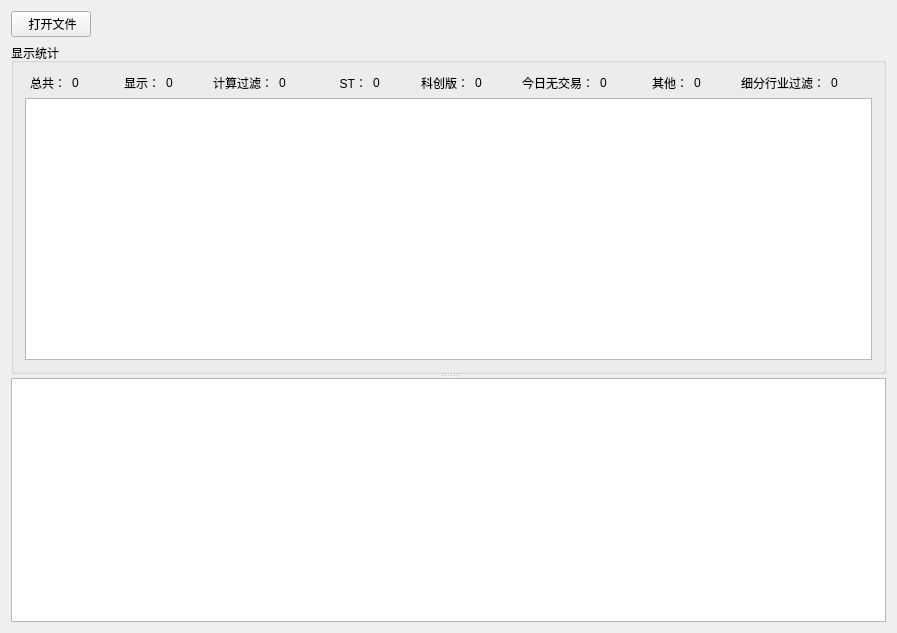
Before: the Qt Designer form BaGuaStock/BaGuaStock.ui in weiduolee/BaGuaStock, drawn with Qt 5.
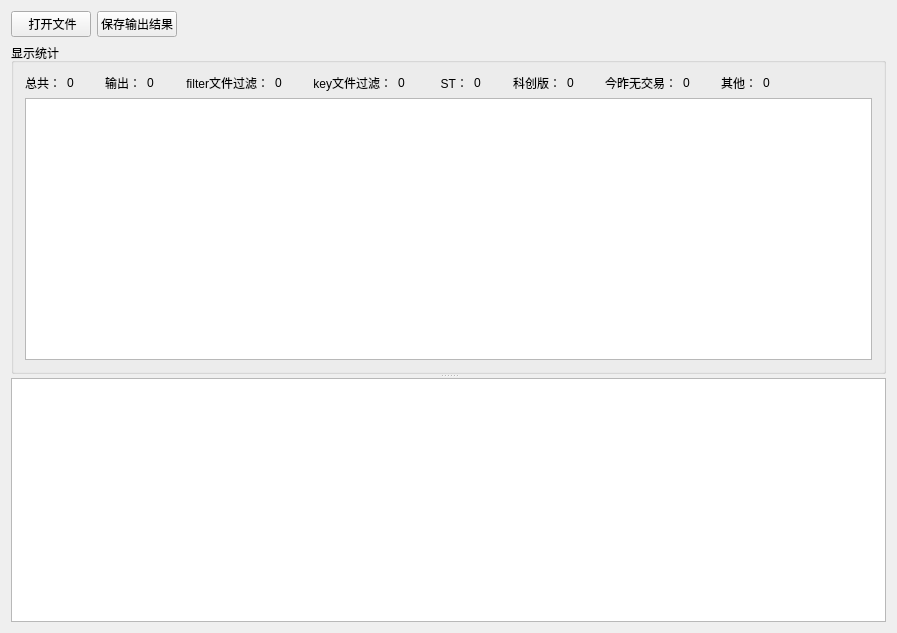
After: the same form once the commit is applied.

The edit to the form file:
```diff
--- a/BaGuaStock/BaGuaStock.ui
+++ b/BaGuaStock/BaGuaStock.ui
@@ -24,6 +24,13 @@
         </property>
        </widget>
       </item>
+      <item>
+       <widget class="QPushButton" name="pushButtonSave">
+        <property name="text">
+         <string>保存输出结果</string>
+        </property>
+       </widget>
+      </item>
       <item>
        <spacer name="horizontalSpacer">
         <property name="orientation">
@@ -61,7 +68,89 @@
         <string>显示统计</string>
        </property>
        <layout class="QGridLayout" name="gridLayout">
+        <item row="1" column="0" colspan="18">
+         <widget class="QTableWidget" name="tableWidgetDomain">
+          <property name="editTriggers">
+           <set>QAbstractItemView::NoEditTriggers</set>
+          </property>
+          <property name="sortingEnabled">
+           <bool>true</bool>
+          </property>
+         </widget>
+        </item>
+        <item row="0" column="15">
+         <widget class="QLabel" name="labelOther">
+          <property name="text">
+           <string>0</string>
+          </property>
+         </widget>
+        </item>
+        <item row="0" column="7">
+         <widget class="QLabel" name="labelKeyFile">
+          <property name="text">
+           <string>0</string>
+          </property>
+         </widget>
+        </item>
         <item row="0" column="8">
+         <widget class="QLabel" name="label_4">
+          <property name="text">
+           <string>ST：</string>
+          </property>
+          <property name="alignment">
+           <set>Qt::AlignRight|Qt::AlignTrailing|Qt::AlignVCenter</set>
+          </property>
+         </widget>
+        </item>
+        <item row="0" column="6">
+         <widget class="QLabel" name="label_3">
+          <property name="text">
+           <string>key文件过滤：</string>
+          </property>
+          <property name="alignment">
+           <set>Qt::AlignRight|Qt::AlignTrailing|Qt::AlignVCenter</set>
+          </property>
+         </widget>
+        </item>
+        <item row="0" column="1">
+         <widget class="QLabel" name="labelTotal">
+          <property name="text">
+           <string>0</string>
+          </property>
+         </widget>
+        </item>
+        <item row="0" column="11">
+         <widget class="QLabel" name="labelCreation">
+          <property name="text">
+           <string>0</string>
+          </property>
+         </widget>
+        </item>
+        <item row="0" column="3">
+         <widget class="QLabel" name="labelOutput">
+          <property name="text">
+           <string>0</string>
+          </property>
+         </widget>
+        </item>
+        <item row="0" column="14">
+         <widget class="QLabel" name="label_6">
+          <property name="text">
+           <string>其他：</string>
+          </property>
+          <property name="alignment">
+           <set>Qt::AlignRight|Qt::AlignTrailing|Qt::AlignVCenter</set>
+          </property>
+         </widget>
+        </item>
+        <item row="0" column="13">
+         <widget class="QLabel" name="labelNoBuy">
+          <property name="text">
+           <string>0</string>
+          </property>
+         </widget>
+        </item>
+        <item row="0" column="10">
          <widget class="QLabel" name="label_7">
           <property name="text">
            <string>科创版：</string>
@@ -71,23 +160,33 @@
           </property>
          </widget>
         </item>
+        <item row="0" column="9">
+         <widget class="QLabel" name="labelST">
+          <property name="text">
+           <string>0</string>
+          </property>
+         </widget>
+        </item>
+        <item row="0" column="12">
+         <widget class="QLabel" name="label_5">
+          <property name="text">
+           <string>今昨无交易：</string>
+          </property>
+          <property name="alignment">
+           <set>Qt::AlignRight|Qt::AlignTrailing|Qt::AlignVCenter</set>
+          </property>
+         </widget>
+        </item>
         <item row="0" column="2">
          <widget class="QLabel" name="label_2">
           <property name="text">
-           <string>显示：</string>
+           <string>输出：</string>
           </property>
           <property name="alignment">
            <set>Qt::AlignRight|Qt::AlignTrailing|Qt::AlignVCenter</set>
           </property>
          </widget>
         </item>
-        <item row="0" column="5">
-         <widget class="QLabel" name="labelFilter">
-          <property name="text">
-           <string>0</string>
-          </property>
-         </widget>
-        </item>
         <item row="0" column="0">
          <widget class="QLabel" name="label">
           <property name="text">
@@ -98,115 +197,23 @@
           </property>
          </widget>
         </item>
-        <item row="0" column="12">
-         <widget class="QLabel" name="label_6">
-          <property name="text">
-           <string>其他：</string>
-          </property>
-          <property name="alignment">
-           <set>Qt::AlignRight|Qt::AlignTrailing|Qt::AlignVCenter</set>
-          </property>
-         </widget>
-        </item>
-        <item row="0" column="3">
-         <widget class="QLabel" name="labelShow">
-          <property name="text">
-           <string>0</string>
-          </property>
-         </widget>
-        </item>
-        <item row="0" column="11">
-         <widget class="QLabel" name="labelNoBuy">
-          <property name="text">
-           <string>0</string>
-          </property>
-         </widget>
-        </item>
-        <item row="0" column="6">
-         <widget class="QLabel" name="label_4">
-          <property name="text">
-           <string>ST：</string>
-          </property>
-          <property name="alignment">
-           <set>Qt::AlignRight|Qt::AlignTrailing|Qt::AlignVCenter</set>
-          </property>
-         </widget>
-        </item>
-        <item row="0" column="13">
-         <widget class="QLabel" name="labelOther">
-          <property name="text">
-           <string>0</string>
-          </property>
-         </widget>
-        </item>
-        <item row="0" column="9">
-         <widget class="QLabel" name="labelCreation">
+        <item row="0" column="5">
+         <widget class="QLabel" name="labelFilterFile">
           <property name="text">
            <string>0</string>
           </property>
          </widget>
         </item>
         <item row="0" column="4">
-         <widget class="QLabel" name="label_3">
-          <property name="text">
-           <string>计算过滤：</string>
-          </property>
-          <property name="alignment">
-           <set>Qt::AlignRight|Qt::AlignTrailing|Qt::AlignVCenter</set>
-          </property>
-         </widget>
-        </item>
-        <item row="0" column="1">
-         <widget class="QLabel" name="labelTotal">
-          <property name="text">
-           <string>0</string>
-          </property>
-         </widget>
-        </item>
-        <item row="0" column="10">
-         <widget class="QLabel" name="label_5">
-          <property name="text">
-           <string>今日无交易：</string>
-          </property>
-          <property name="alignment">
-           <set>Qt::AlignRight|Qt::AlignTrailing|Qt::AlignVCenter</set>
-          </property>
-         </widget>
-        </item>
-        <item row="0" column="7">
-         <widget class="QLabel" name="labelST">
-          <property name="text">
-           <string>0</string>
-          </property>
-         </widget>
-        </item>
-        <item row="0" column="15">
-         <widget class="QLabel" name="labelDomainFilter">
-          <property name="text">
-           <string>0</string>
-          </property>
-         </widget>
-        </item>
-        <item row="0" column="14">
          <widget class="QLabel" name="label_8">
           <property name="text">
-           <string>细分行业过滤：</string>
+           <string>filter文件过滤：</string>
           </property>
           <property name="alignment">
            <set>Qt::AlignRight|Qt::AlignTrailing|Qt::AlignVCenter</set>
           </property>
          </widget>
         </item>
-        <item row="1" column="0" colspan="16">
-         <widget class="QTableWidget" name="tableWidgetDomain">
-          <property name="editTriggers">
-           <set>QAbstractItemView::NoEditTriggers</set>
-          </property>
-          <property name="sortingEnabled">
-           <bool>true</bool>
-          </property>
-         </widget>
-        </item>
        </layout>
       </widget>
       <widget class="QTableWidget" name="tableWidget">
```
